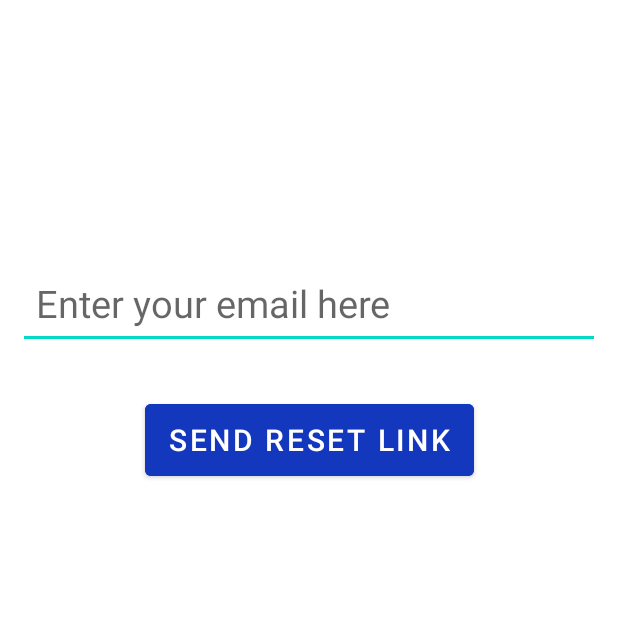
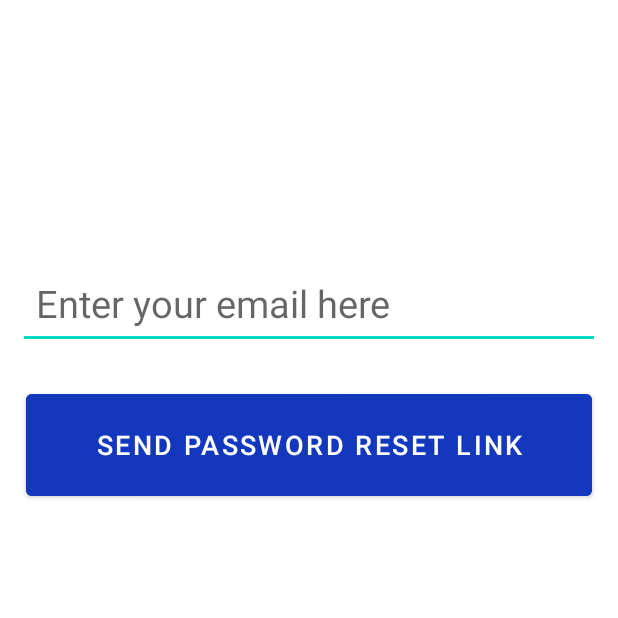
Before and after one commit to sdarshil6/GTU-Instant-Prep, an Android app: the screen it shows after launch (ForgotPasswordActivity), after a tap on "Forgot Password?", on a phone screen of 412 x 824 dp, the top half of it. Run offline under Robolectric (Android 15) with nearby library versions, the phone set to English and light mode, and no system bars; our stand-ins replace Firebase (no records; nobody signed in at launch, a user with empty details on screens opened directly).

Commit message:
Added sign out button in navigation drawer. Also made some length changes to fields in activity_forgot_password.xml, activity_main.xml, activity_register.xml

```diff
--- a/app/src/main/java/com/company/gtuinstantprep/MainActivity.java
+++ b/app/src/main/java/com/company/gtuinstantprep/MainActivity.java
@@ -24,7 +24,7 @@ public class MainActivity extends AppCompatActivity {
     Button bt_login;
     TextView tv_registerNow;
 
-    FirebaseAuth auth = FirebaseAuth.getInstance();
+    public static FirebaseAuth auth = FirebaseAuth.getInstance();
     @Override
     protected void onCreate(Bundle savedInstanceState) {
         super.onCreate(savedInstanceState);
--- a/app/src/main/java/com/company/gtuinstantprep/RegisterActivity.java
+++ b/app/src/main/java/com/company/gtuinstantprep/RegisterActivity.java
@@ -68,7 +68,7 @@ public class RegisterActivity extends AppCompatActivity {
             @Override
             public void onClick(View view) {
 
-
+                Toast.makeText(RegisterActivity.this, "Terms & Conditions", Toast.LENGTH_SHORT).show();
 
             }
         });
--- a/app/src/main/res/layout/activity_forgot_password.xml
+++ b/app/src/main/res/layout/activity_forgot_password.xml
@@ -26,11 +26,13 @@
 
     <Button
         android:id="@+id/bt_sendResetLink"
+        android:layout_width="match_parent"
+        android:layout_height="80dp"
+        android:layout_marginStart="5dp"
+        android:layout_marginEnd="5dp"
         android:backgroundTint="@color/theme"
-        android:layout_width="wrap_content"
-        android:layout_height="60dp"
         android:text="@string/bt_sendResetLink"
-        android:textSize="20sp"
+        android:textSize="18sp"
         app:layout_constraintBottom_toBottomOf="parent"
         app:layout_constraintEnd_toEndOf="parent"
         app:layout_constraintStart_toStartOf="parent"
--- a/app/src/main/res/layout/activity_main.xml
+++ b/app/src/main/res/layout/activity_main.xml
@@ -53,9 +53,9 @@
 
     <TextView
         android:id="@+id/tv_forgotPassword"
-        android:layout_width="155dp"
+        android:layout_width="165dp"
         android:layout_height="wrap_content"
-        android:layout_marginStart="233dp"
+        android:layout_marginStart="200dp"
         android:layout_marginTop="8dp"
         android:clickable="true"
         android:minHeight="48dp"
--- a/app/src/main/res/layout/activity_register.xml
+++ b/app/src/main/res/layout/activity_register.xml
@@ -11,9 +11,9 @@
         android:id="@+id/tv_register"
         android:layout_width="wrap_content"
         android:layout_height="wrap_content"
-        android:layout_marginStart="36dp"
+        android:layout_marginStart="50dp"
         android:layout_marginTop="58dp"
-        android:layout_marginEnd="285dp"
+        android:layout_marginEnd="280dp"
         android:text="@string/tv_register"
         android:textColor="@color/black"
         android:textSize="34sp"
--- a/app/src/main/res/menu/main_drawer_menu.xml
+++ b/app/src/main/res/menu/main_drawer_menu.xml
@@ -16,6 +16,10 @@
             android:icon="@drawable/ic_help"
             android:title="@string/nav_help"/>
 
+        <item android:id="@+id/nav_logout"
+            android:icon="@drawable/ic_logout"
+            android:title="@string/nav_logout"/>
+
     </group>
 
 </menu>
--- a/app/src/main/res/values/strings.xml
+++ b/app/src/main/res/values/strings.xml
@@ -15,7 +15,7 @@
     <string name="tv4">By registering\, you agree to</string>
     <string name="tv_TC">Terms &amp; Conditions</string>
     <string name="et_email_fp_hint">Enter your email here</string>
-    <string name="bt_sendResetLink">Send Reset Link</string>
+    <string name="bt_sendResetLink">Send Password Reset Link</string>
     <string name="tv_branchName">Information Technology</string>
     <string name="tv_semesterName">Semester 1</string>
     <string name="tv_yearName">Year 1</string>
@@ -24,6 +24,7 @@
     <string name="nav_share">Share this app</string>
     <string name="nav_about">About</string>
     <string name="nav_help">Help</string>
+    <string name="nav_logout">Log Out</string>
     <string name="open">Drawer Open</string>
     <string name="close">Drawer close</string>
 
```
Also changed, not shown: app/src/main/java/com/company/gtuinstantprep/BaseDrawerActivity.java (+8 -0 lines), app/src/main/res/drawable/ic_logout.png (added).
